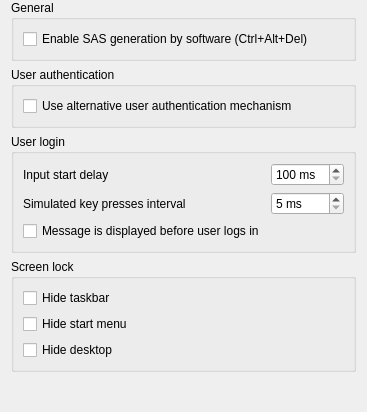
veyon/veyon, file plugins/platform/windows/WindowsPlatformConfigurationPage.ui: the form before one commit.
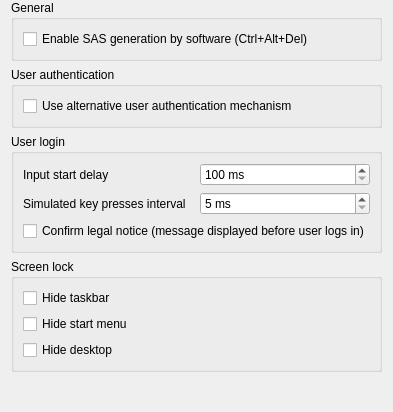
The form after the commit. Icons and pictures are not drawn.

Commit message:
Windows: improve legal notice confirmation
This improves the new legal notice confirmation code introduced in
1401906da5a98e8d064411bd05d64c47bed013ea.

Diff of the .ui file:
```diff
--- a/plugins/platform/windows/WindowsPlatformConfigurationPage.ui
+++ b/plugins/platform/windows/WindowsPlatformConfigurationPage.ui
@@ -100,10 +100,10 @@
         </property>
        </widget>
       </item>
-      <item row="2">
-       <widget class="QCheckBox" name="logonMessageUsed">
+      <item row="2" column="0" colspan="2">
+       <widget class="QCheckBox" name="logonConfirmLegalNotice">
         <property name="text">
-         <string>Message is displayed before user logs in</string>
+         <string>Confirm legal notice (message displayed before user logs in)</string>
         </property>
        </widget>
       </item>
```
Left out of the diff: 2 changed lines with no effect on the pictures. The commit also changes 2 other files.
